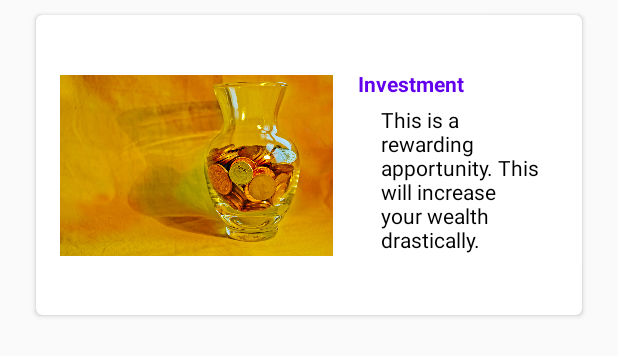
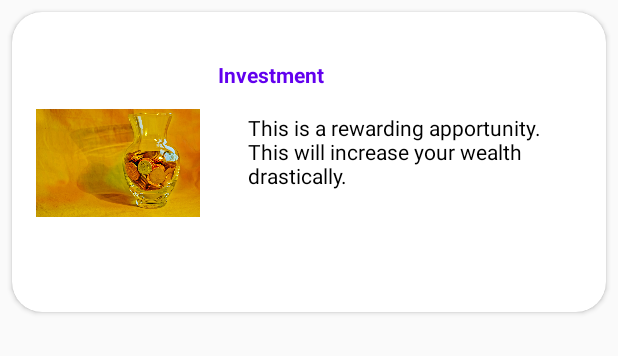
Before and after one commit to Leletungalo/InvestNation, an Android app: the layout activity_financial_litracy.xml on its own in the app's theme, with its tools: preview values and no code run, on a phone screen of 412 x 824 dp. Shown: the top 356 px of the screen. Run offline under Robolectric (Android 15) with nearby library versions, the phone set to English and light mode, and no system bars.

Commit message:
Edited the design of the FinancialLitracyActivity and added few comments on strings.xml In MainActivity I just uncommented the line for starting the FinancialLitracyActivity for debugging purposes.

```diff
--- a/app/src/main/java/com/example/investnation/MainActivity.java
+++ b/app/src/main/java/com/example/investnation/MainActivity.java
@@ -45,9 +45,9 @@ public class MainActivity extends AppCompatActivity {
                    @Override
                    public void run() {
                        // start the next activity using an intent
-                    //   startActivity(new Intent(MainActivity.this, FinancialLitracyActivity.class));
-                       Intent intent = new Intent(MainActivity.this,investActivity.class);
-                       startActivity(intent);
+                       startActivity(new Intent(MainActivity.this, FinancialLitracyActivity.class));
+                      // Intent intent = new Intent(MainActivity.this,investActivity.class);
+                       //startActivity(intent);
                    }
                });
 
--- a/app/src/main/res/layout/activity_financial_litracy.xml
+++ b/app/src/main/res/layout/activity_financial_litracy.xml
@@ -5,17 +5,17 @@
     android:orientation="vertical"
     android:layout_width="match_parent"
     android:layout_height="match_parent"
-    android:paddingLeft="16dp"
-    android:paddingRight="16dp"
     tools:context=".FinancialLitracyActivity">
 
     <androidx.cardview.widget.CardView
         android:id="@+id/card_view"
-        android:layout_width="364dp"
+        android:layout_width="match_parent"
         android:layout_height="200dp"
-        android:layout_gravity="center"
-        app:cardCornerRadius="4dp"
-        android:layout_marginTop="10dp">
+        app:cardCornerRadius="20dp"
+        android:layout_marginTop="8dp"
+        android:layout_marginLeft="8dp"
+        android:layout_marginRight="8dp"
+        >
 
         <androidx.constraintlayout.widget.ConstraintLayout
             android:layout_width="match_parent"
@@ -28,22 +28,16 @@
                 android:orientation="vertical"
                 app:layout_constraintGuide_end="16dp" />
 
-            <androidx.constraintlayout.widget.Barrier
-                android:id="@+id/barrier"
-                android:layout_width="wrap_content"
-                android:layout_height="wrap_content"
-                app:barrierDirection="left" />
-
             <ImageView
                 android:id="@+id/imageView"
-                android:layout_width="182dp"
-                android:layout_height="123dp"
-                android:layout_marginStart="16dp"
+                android:layout_width="109dp"
+                android:layout_height="97dp"
                 android:layout_marginTop="8dp"
                 android:layout_marginBottom="8dp"
                 app:layout_constraintBottom_toBottomOf="parent"
-                app:layout_constraintStart_toStartOf="parent"
+                app:layout_constraintStart_toStartOf="@+id/guideline2"
                 app:layout_constraintTop_toTopOf="parent"
+                app:layout_constraintVertical_bias="0.508"
                 app:srcCompat="@drawable/invest" />
 
             <TextView
@@ -51,31 +45,39 @@
                 android:layout_width="wrap_content"
                 android:layout_height="wrap_content"
                 android:layout_marginStart="8dp"
-                android:layout_marginTop="36dp"
+                android:layout_marginTop="32dp"
                 android:layout_marginEnd="8dp"
                 android:text="@string/invest_heading"
                 android:textColor="@color/design_default_color_primary"
                 android:textStyle="bold"
                 app:layout_constraintEnd_toStartOf="@+id/guideline"
-                app:layout_constraintHorizontal_bias="0.133"
+                app:layout_constraintHorizontal_bias="0.024"
                 app:layout_constraintStart_toEndOf="@+id/imageView"
                 app:layout_constraintTop_toTopOf="parent" />
+
+            <androidx.constraintlayout.widget.Guideline
+                android:id="@+id/guideline2"
+                android:layout_width="wrap_content"
+                android:layout_height="wrap_content"
+                android:orientation="vertical"
+                app:layout_constraintGuide_begin="16dp" />
 
             <TextView
                 android:id="@+id/textView2"
                 android:layout_width="0dp"
                 android:layout_height="wrap_content"
                 android:layout_marginStart="32dp"
+                android:layout_marginTop="16dp"
                 android:layout_marginEnd="8dp"
                 android:layout_marginBottom="8dp"
                 android:text="@string/investment_description"
                 android:textColor="@android:color/black"
                 app:layout_constraintBottom_toBottomOf="parent"
                 app:layout_constraintEnd_toStartOf="@+id/guideline"
-                app:layout_constraintHorizontal_bias="1.0"
+                app:layout_constraintHorizontal_bias="0.0"
                 app:layout_constraintStart_toEndOf="@+id/imageView"
                 app:layout_constraintTop_toBottomOf="@+id/textView"
-                app:layout_constraintVertical_bias="0.118" />
+                app:layout_constraintVertical_bias="0.0" />
         </androidx.constraintlayout.widget.ConstraintLayout>
     </androidx.cardview.widget.CardView>
 
--- a/app/src/main/res/values/strings.xml
+++ b/app/src/main/res/values/strings.xml
@@ -1,11 +1,14 @@
 <resources>
     <string name="app_name">InvestNation</string>
 
-    //NKANKS
+    <!--- investActivity string resources -->
     <string name="title_activity_financial_litracy">Financial Litracy</string>
+
+    <!--- FinancialLitracyActivity string resources -->
     <string name="invest_heading">Investment</string>
     <string name="investment_description">This is a rewarding apportunity.
         This will increase your wealth drastically.</string>
+
     <!--Content Descriptions-->
     <string name="HomeImgDescription">Home image</string>
     <string name="title_activity_invest">investActivity</string>
```
